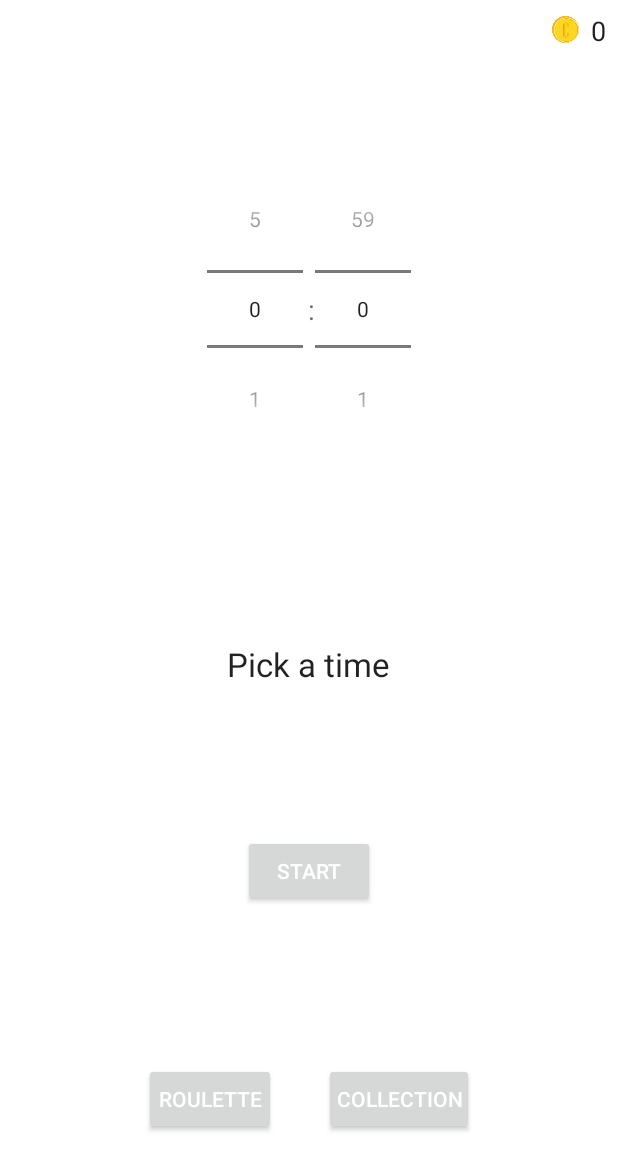
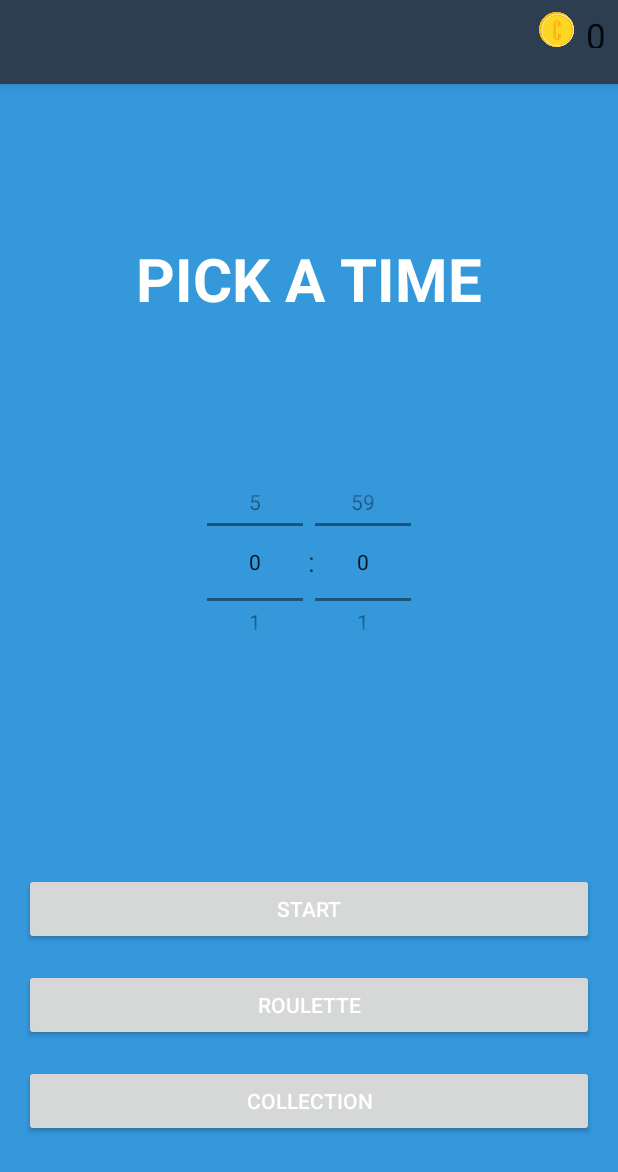
Before and after one commit to sjroh/GoalAchiever, an Android app: the screen it shows after launch (SetupTimerActivity), on a phone screen of 412 x 824 dp. Shown: the top 1172 px of the screen. Run offline under Robolectric (Android 15) with nearby library versions, the phone set to English and light mode, and no system bars; libraries missing offline, so code that uses them is left out: info.hoang8f.widget; plain views replace FButton; 6 statements that could not run were skipped.

Commit message:
design change

```diff
--- a/GoalAchiever/app/src/main/res/layout/activity_intro.xml
+++ b/GoalAchiever/app/src/main/res/layout/activity_intro.xml
@@ -23,7 +23,7 @@
             android:gravity="center"
             android:keepScreenOn="true"
             android:text="@string/app_name"
-            android:textColor="#33b5e5"
+            android:textColor="#3498db"
             android:textSize="50sp"
             android:textStyle="bold" />
 
--- a/GoalAchiever/app/src/main/res/layout/activity_setup_timer.xml
+++ b/GoalAchiever/app/src/main/res/layout/activity_setup_timer.xml
@@ -9,24 +9,56 @@
     <LinearLayout
         android:layout_width="match_parent"
         android:layout_height="match_parent"
-        android:background="#FFFFFF"
+        android:background="@color/fbutton_color_peter_river"
         android:orientation="vertical"
         android:weightSum="10">
+        <android.support.v7.widget.Toolbar
+            android:id="@+id/my_toolbar"
+            android:layout_width="match_parent"
+            android:layout_height="?attr/actionBarSize"
+            android:background="@color/fbutton_color_midnight_blue"
+            android:elevation="4dp"
+            android:theme="@style/ThemeOverlay.AppCompat.ActionBar"/>
 
         <LinearLayout
             android:layout_width="match_parent"
             android:layout_height="wrap_content"
             android:layout_gravity="center"
-            android:layout_weight="6"
+            android:layout_weight="8.56"
             android:gravity="center"
             android:orientation="vertical"
             android:weightSum="10">
+            <LinearLayout
+                android:layout_width="match_parent"
+                android:layout_height="wrap_content"
+                android:layout_gravity="center"
+                android:layout_weight="1.92"
+                android:gravity="center"
+
+                android:orientation="horizontal">
+                <TextView
+                    android:id="@+id/text_time_notice"
+                    android:layout_width="wrap_content"
+                    android:layout_height="wrap_content"
+                    android:text="@string/no_input_timer"
+                    android:textSize="40sp"
+                    android:textStyle="bold"
+                    android:textColor="@color/white"
+                    android:textAppearance="?android:attr/textAppearanceLarge" />
+            </LinearLayout>
 
             <LinearLayout
                 android:layout_width="match_parent"
                 android:layout_height="wrap_content"
                 android:layout_gravity="center"
-                android:layout_weight="6"
+                android:layout_weight="4"
+                android:gravity="center"
+                android:orientation="horizontal">
+
+                <LinearLayout
+                    android:layout_width="match_parent"
+                    android:layout_height="120dp"
+                    android:layout_gravity="center"
                     android:gravity="center"
                     android:orientation="horizontal">
 
@@ -51,21 +83,6 @@
                         android:layout_height="wrap_content"
                         android:layout_gravity="center" />
                 </LinearLayout>
-
-            <LinearLayout
-                android:layout_width="match_parent"
-                android:layout_height="wrap_content"
-                android:layout_gravity="center"
-                android:layout_weight="2.5"
-                android:gravity="center"
-                android:orientation="horizontal">
-
-                <TextView
-                    android:id="@+id/text_time_notice"
-                    android:layout_width="wrap_content"
-                    android:layout_height="wrap_content"
-                    android:text="@string/no_input_timer"
-                    android:textAppearance="?android:attr/textAppearanceLarge" />
             </LinearLayout>
 
         </LinearLayout>
@@ -74,7 +91,7 @@
             android:layout_width="match_parent"
             android:layout_height="wrap_content"
             android:layout_gravity="center"
-            android:layout_weight="4"
+            android:layout_weight="0"
             android:gravity="center"
             android:orientation="vertical"
             android:weightSum="10">
@@ -83,39 +100,42 @@
                 android:layout_width="match_parent"
                 android:layout_height="match_parent"
                 android:layout_gravity="center"
-                android:layout_weight="6"
+                android:layout_weight="5"
                 android:gravity="center"
                 android:orientation="horizontal">
-
                 <info.hoang8f.widget.FButton
                     android:id="@+id/btn_start"
-                    android:layout_width="wrap_content"
+                    android:layout_width="0dp"
                     android:layout_height="wrap_content"
+                    android:layout_weight="1"
                     android:layout_gravity="center"
+                    android:layout_marginLeft="@dimen/roulette_colleciton_margin"
+                    android:layout_marginRight="@dimen/roulette_colleciton_margin"
                     android:gravity="center"
                     android:paddingLeft="@dimen/button_padding_horizontal"
                     android:paddingRight="@dimen/button_padding_horizontal"
                     android:text="@string/btn_start"
                     android:textColor="@android:color/white"
-                    fbutton:buttonColor="@color/fbutton_color_turquoise"
-                    fbutton:cornerRadius="5dp"
-                    fbutton:shadowColor="@color/fbutton_color_green_sea"
+                    android:layout_marginBottom="@dimen/button_margin_vertical"
+                    android:layout_marginTop="@dimen/button_margin_vertical"
+                    fbutton:buttonColor="@color/fbutton_color_belize_hole"
+                    fbutton:cornerRadius="2dp"
+                    fbutton:shadowColor="@color/fbutton_color_midnight_blue"
                     fbutton:shadowEnabled="true"
-                    fbutton:shadowHeight="5dp" />
-
+                    fbutton:shadowHeight="2dp" />
             </LinearLayout>
 
             <LinearLayout
                 android:layout_width="match_parent"
                 android:layout_height="match_parent"
-                android:layout_weight="4"
+                android:layout_weight="5"
                 android:gravity="center"
                 android:orientation="horizontal">
-
                 <info.hoang8f.widget.FButton
                     android:id="@+id/btn_roulette"
-                    android:layout_width="wrap_content"
+                    android:layout_width="0dp"
                     android:layout_height="wrap_content"
+                    android:layout_weight="1"
                     android:layout_gravity="center"
                     android:layout_marginLeft="@dimen/roulette_colleciton_margin"
                     android:layout_marginRight="@dimen/roulette_colleciton_margin"
@@ -124,16 +144,25 @@
                     android:paddingRight="@dimen/button_padding_horizontal"
                     android:text="@string/btn_roulette"
                     android:textColor="@android:color/white"
-                    fbutton:buttonColor="@color/fbutton_color_turquoise"
-                    fbutton:cornerRadius="5dp"
-                    fbutton:shadowColor="@color/fbutton_color_green_sea"
+                    android:layout_marginBottom="@dimen/button_margin_vertical"
+                    android:layout_marginTop="@dimen/button_margin_vertical"
+                    fbutton:buttonColor="@color/fbutton_color_belize_hole"
+                    fbutton:cornerRadius="2dp"
+                    fbutton:shadowColor="@color/fbutton_color_midnight_blue"
                     fbutton:shadowEnabled="true"
-                    fbutton:shadowHeight="5dp" />
-
+                    fbutton:shadowHeight="2dp" />
+            </LinearLayout>
+            <LinearLayout
+                android:layout_width="match_parent"
+                android:layout_height="match_parent"
+                android:layout_weight="5"
+                android:gravity="center"
+                android:orientation="horizontal">
                 <info.hoang8f.widget.FButton
                     android:id="@+id/btn_collection"
-                    android:layout_width="wrap_content"
+                    android:layout_width="0dp"
                     android:layout_height="wrap_content"
+                    android:layout_weight="1"
                     android:layout_gravity="center"
                     android:layout_marginLeft="@dimen/roulette_colleciton_margin"
                     android:layout_marginRight="@dimen/roulette_colleciton_margin"
@@ -142,12 +171,13 @@
                     android:paddingRight="@dimen/button_padding_horizontal"
                     android:text="@string/btn_collection"
                     android:textColor="@android:color/white"
-                    fbutton:buttonColor="@color/fbutton_color_turquoise"
-                    fbutton:cornerRadius="5dp"
-                    fbutton:shadowColor="@color/fbutton_color_green_sea"
+                    android:layout_marginBottom="@dimen/button_margin_vertical"
+                    android:layout_marginTop="@dimen/button_margin_vertical"
+                    fbutton:buttonColor="@color/fbutton_color_belize_hole"
+                    fbutton:cornerRadius="2dp"
+                    fbutton:shadowColor="@color/fbutton_color_midnight_blue"
                     fbutton:shadowEnabled="true"
-                    fbutton:shadowHeight="5dp" />
-
+                    fbutton:shadowHeight="2dp" />
             </LinearLayout>
         </LinearLayout>
     </LinearLayout>
--- a/GoalAchiever/app/src/main/res/values/colors.xml
+++ b/GoalAchiever/app/src/main/res/values/colors.xml
@@ -3,7 +3,7 @@
     <color name="colorPrimary">#3F51B5</color>
     <color name="colorPrimaryDark">#303F9F</color>
     <color name="colorAccent">#FF4081</color>
-
+    <color name="white">#ffffff</color>
     <color name="black_overlay">#66000000</color>
 
     //Color Swatches provided by http://designmodo.github.io/Flat-UI/
--- a/GoalAchiever/app/src/main/res/values/dimen.xml
+++ b/GoalAchiever/app/src/main/res/values/dimen.xml
@@ -5,7 +5,7 @@
     <dimen name="roulette_colleciton_margin">16dp</dimen>
     <dimen name="coin_text_margin">8dp</dimen>
     <dimen name="coin_text_height">40dp</dimen>
-    <dimen name="coin_text_size">18dp</dimen>
+    <dimen name="coin_text_size">23dp</dimen>
     <dimen name="giftcard_row_height">80dp</dimen>
     <dimen name="giftcard_row_margin">8dp</dimen>
     <dimen name="giftcard_row_margin_bottom">24dp</dimen>
@@ -13,6 +13,7 @@
     <dimen name="buy_giftcardpiece_height">100dp</dimen>
 
     <dimen name="button_padding_vertical">4dp</dimen>
-    <dimen name="button_padding_horizontal">8dp</dimen>
+    <dimen name="button_padding_horizontal">20dp</dimen>
+    <dimen name="button_margin_vertical">8dp</dimen>
 
 </resources>
--- a/GoalAchiever/app/src/main/res/values/strings.xml
+++ b/GoalAchiever/app/src/main/res/values/strings.xml
@@ -13,7 +13,7 @@
     <string name="pm">PM</string>
     <string name="tomorrow">Tomorrow</string>
     <string name="today">Today</string>
-    <string name="no_input_timer">Pick a time</string>
+    <string name="no_input_timer">PICK A TIME</string>
 
     <string name="btn_start">START</string>
     <string name="btn_roulette">ROULETTE</string>
```
Lines whose indentation alone changed are shown as unchanged.
